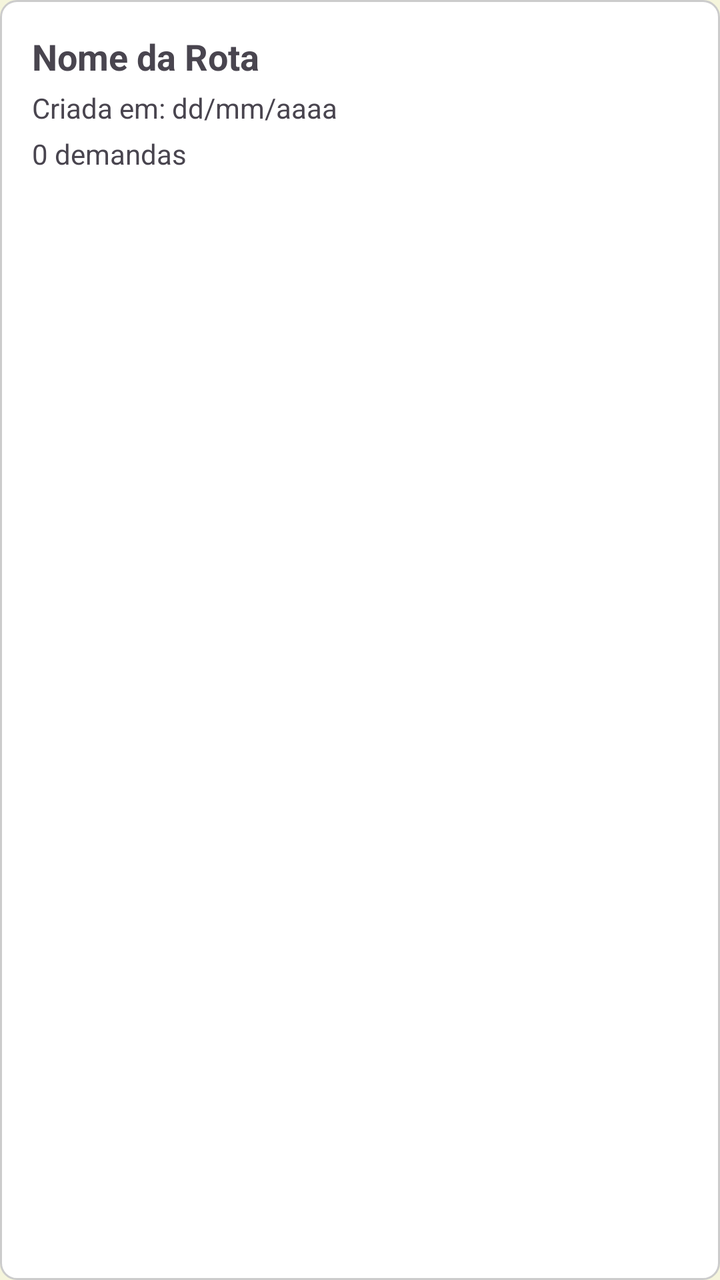
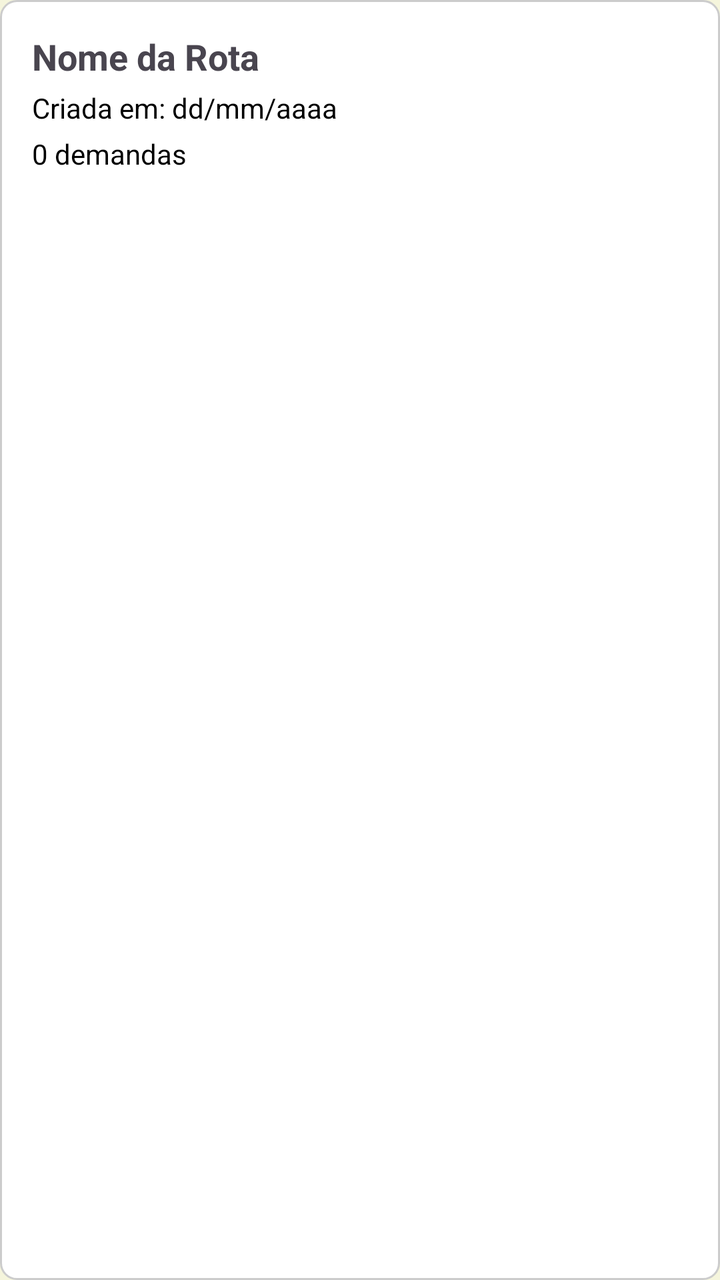

An Android layout rendered at two revisions. The XML below is the earlier revision; the diff shows what the commit changed to produce the second picture.
<!-- AndroidManifest.xml: application theme Theme.TreeInspectorAndroid -->
<!-- res/layout/list_item_rota.xml -->
<?xml version="1.0" encoding="utf-8"?>
<LinearLayout xmlns:android="http://schemas.android.com/apk/res/android"
    android:layout_width="match_parent"
    android:layout_height="wrap_content"
    android:orientation="vertical"
    android:padding="16dp"
    android:background="@drawable/item_border"> <TextView
    android:id="@+id/textViewRotaNome"
    android:layout_width="wrap_content"
    android:layout_height="wrap_content"
    android:text="Nome da Rota"
    android:textSize="18sp"
    android:textStyle="bold" />

    <TextView
        android:id="@+id/textViewDataCriacao"
        android:layout_width="wrap_content"
        android:layout_height="wrap_content"
        android:text="Criada em: dd/mm/aaaa"
        android:textSize="14sp"
        android:layout_marginTop="4dp"/>

    <TextView
        android:id="@+id/textViewContagemDemandas"
        android:layout_width="wrap_content"
        android:layout_height="wrap_content"
        android:text="0 demandas"
        android:textSize="14sp"
        android:layout_marginTop="4dp"/>

</LinearLayout>
<!-- resources referenced by this layout -->
<resources>
  <!-- drawable item_border (drawable) -->
  <?xml version="1.0" encoding="utf-8"?>
  <shape xmlns:android="http://schemas.android.com/apk/res/android"
      android:shape="rectangle">
      <stroke
          android:width="1dp"
          android:color="#CCCCCC" /> <corners
      android:radius="8dp" /> <solid
      android:color="#FFFFFF" /> </shape>
  <style name="Theme.TreeInspectorAndroid" parent="Base.Theme.TreeInspectorAndroid" />
  <style name="Base.Theme.TreeInspectorAndroid" parent="Theme.Material3.DayNight.NoActionBar">
  
          <item name="colorPrimary">@color/tree_green_primary</item>
          <item name="colorPrimaryVariant">@color/tree_green_dark</item>
          <item name="colorOnPrimary">@color/white</item> <item name="colorSecondary">@color/tree_brown_secondary</item>
          <item name="colorSecondaryVariant">@color/tree_brown_secondary</item>
          <item name="colorOnSecondary">@color/white</item> <item name="android:statusBarColor">@color/tree_green_dark</item>
  
          <item name="android:colorBackground">@color/tree_beige_background</item>
      </style>
  <color name="tree_green_primary">#257e1a</color>
  <color name="tree_green_dark">#1a5912</color>
  <color name="white">#FFFFFFFF</color>
  <color name="tree_brown_secondary">#714b42</color>
  <color name="tree_beige_background">#F5F5DC</color>
</resources>

<!-- the commit's change to res/layout/list_item_rota.xml (unified diff, before → after) -->
@@ -16,16 +16,18 @@
         android:id="@+id/textViewDataCriacao"
         android:layout_width="wrap_content"
         android:layout_height="wrap_content"
+        android:layout_marginTop="4dp"
         android:text="Criada em: dd/mm/aaaa"
-        android:textSize="14sp"
-        android:layout_marginTop="4dp"/>
+        android:textColor="#000000"
+        android:textSize="14sp" />
 
     <TextView
         android:id="@+id/textViewContagemDemandas"
         android:layout_width="wrap_content"
         android:layout_height="wrap_content"
+        android:layout_marginTop="4dp"
         android:text="0 demandas"
-        android:textSize="14sp"
-        android:layout_marginTop="4dp"/>
+        android:textColor="#000000"
+        android:textSize="14sp" />
 
 </LinearLayout>
